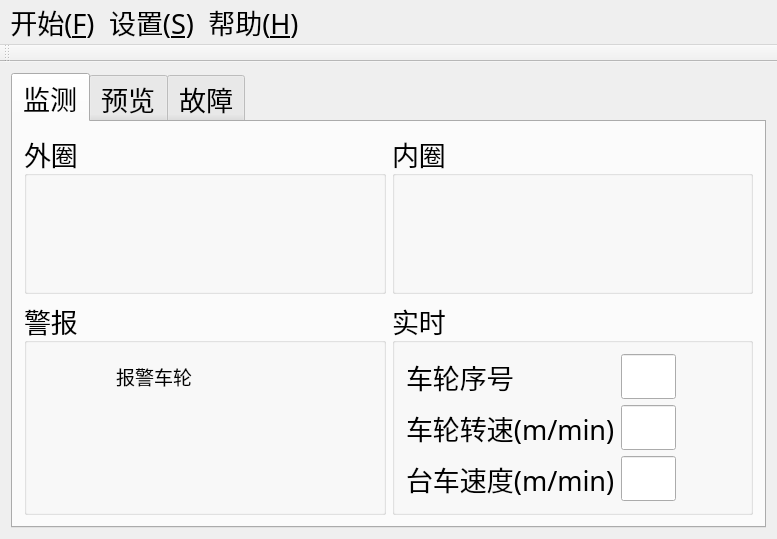
The window that sources/mainwindow.ui (cx3386/WheelMonitor) describes before a commit, drawn with Qt 5.
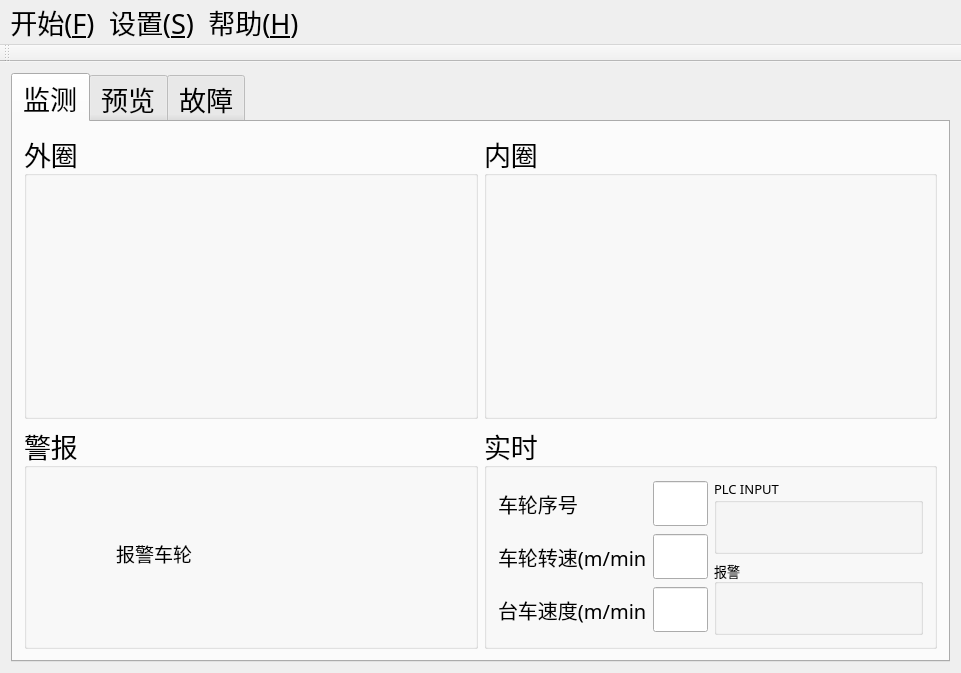
The same window after the commit. The open tabs and pages were chosen to show the change. Icons and pictures are not drawn.

Commit message: feat: ui show cio light

What changed in the file:
```diff
--- a/sources/mainwindow.ui
+++ b/sources/mainwindow.ui
@@ -6,8 +6,8 @@
    <rect>
     <x>0</x>
     <y>0</y>
-    <width>777</width>
-    <height>539</height>
+    <width>961</width>
+    <height>673</height>
    </rect>
   </property>
   <property name="font">
@@ -25,7 +25,7 @@
   </property>
   <widget class="QWidget" name="centralWidget">
    <layout class="QGridLayout" name="gridLayout_2">
-    <item row="1" column="0">
+    <item row="0" column="0">
      <widget class="QTabWidget" name="centralTabWidget">
       <property name="autoFillBackground">
        <bool>false</bool>
@@ -59,39 +59,7 @@
           <property name="title">
            <string>警报</string>
           </property>
-          <layout class="QFormLayout" name="formLayout_2">
-           <item row="0" column="0">
-            <widget class="QPushButton" name="alarmPushButton">
-             <property name="enabled">
-              <bool>true</bool>
-             </property>
-             <property name="cursor">
-              <cursorShape>PointingHandCursor</cursorShape>
-             </property>
-             <property name="focusPolicy">
-              <enum>Qt::NoFocus</enum>
-             </property>
-             <property name="toolTip">
-              <string extracomment="启动/重置"/>
-             </property>
-             <property name="icon">
-              <iconset resource="WheelMonitor.qrc">
-               <normaloff>:/WheelMonitor/Resources/images/gray.png</normaloff>:/WheelMonitor/Resources/images/gray.png</iconset>
-             </property>
-             <property name="iconSize">
-              <size>
-               <width>128</width>
-               <height>128</height>
-              </size>
-             </property>
-             <property name="checkable">
-              <bool>false</bool>
-             </property>
-             <property name="flat">
-              <bool>true</bool>
-             </property>
-            </widget>
-           </item>
+          <layout class="QGridLayout" name="gridLayout_11">
            <item row="0" column="1">
             <layout class="QVBoxLayout" name="verticalLayout">
              <item>
@@ -202,6 +170,51 @@
              </item>
             </layout>
            </item>
+           <item row="0" column="0">
+            <widget class="QPushButton" name="alarmPushButton">
+             <property name="enabled">
+              <bool>true</bool>
+             </property>
+             <property name="cursor">
+              <cursorShape>PointingHandCursor</cursorShape>
+             </property>
+             <property name="focusPolicy">
+              <enum>Qt::NoFocus</enum>
+             </property>
+             <property name="toolTip">
+              <string extracomment="启动/重置"/>
+             </property>
+             <property name="icon">
+              <iconset resource="WheelMonitor.qrc">
+               <normaloff>:/WheelMonitor/Resources/images/gray.png</normaloff>:/WheelMonitor/Resources/images/gray.png</iconset>
+             </property>
+             <property name="iconSize">
+              <size>
+               <width>128</width>
+               <height>128</height>
+              </size>
+             </property>
+             <property name="checkable">
+              <bool>false</bool>
+             </property>
+             <property name="flat">
+              <bool>true</bool>
+             </property>
+            </widget>
+           </item>
+           <item row="0" column="2">
+            <spacer name="horizontalSpacer_4">
+             <property name="orientation">
+              <enum>Qt::Horizontal</enum>
+             </property>
+             <property name="sizeHint" stdset="0">
+              <size>
+               <width>40</width>
+               <height>20</height>
+              </size>
+             </property>
+            </spacer>
+           </item>
           </layout>
          </widget>
         </item>
@@ -254,9 +267,19 @@
           <property name="title">
            <string>实时</string>
           </property>
-          <layout class="QFormLayout" name="formLayout">
+          <layout class="QGridLayout" name="gridLayout_10">
            <item row="0" column="0">
+            <layout class="QVBoxLayout" name="verticalLayout_3">
+             <item>
+              <layout class="QHBoxLayout" name="horizontalLayout_4">
+               <item>
             <widget class="QLabel" name="numLabel">
+                 <property name="font">
+                  <font>
+                   <family>Agency FB</family>
+                   <pointsize>15</pointsize>
+                  </font>
+                 </property>
              <property name="text">
               <string>车轮序号</string>
              </property>
@@ -265,7 +288,7 @@
              </property>
             </widget>
            </item>
-           <item row="0" column="1">
+               <item>
             <widget class="QLineEdit" name="numLineEdit">
              <property name="enabled">
               <bool>true</bool>
@@ -290,8 +313,18 @@
              </property>
             </widget>
            </item>
-           <item row="1" column="0">
+              </layout>
+             </item>
+             <item>
+              <layout class="QHBoxLayout" name="horizontalLayout_3">
+               <item>
             <widget class="QLabel" name="lastSpeedLabel">
+                 <property name="font">
+                  <font>
+                   <family>Agency FB</family>
+                   <pointsize>15</pointsize>
+                  </font>
+                 </property>
              <property name="text">
               <string>车轮转速(m/min)</string>
              </property>
@@ -300,7 +333,7 @@
              </property>
             </widget>
            </item>
-           <item row="1" column="1">
+               <item>
             <widget class="QLineEdit" name="lastSpeedLineEdit">
              <property name="enabled">
               <bool>true</bool>
@@ -325,7 +358,11 @@
              </property>
             </widget>
            </item>
-           <item row="2" column="0">
+              </layout>
+             </item>
+             <item>
+              <layout class="QHBoxLayout" name="horizontalLayout_2">
+               <item>
             <widget class="QLabel" name="cartSpeedLabel">
              <property name="minimumSize">
               <size>
@@ -333,6 +370,12 @@
                <height>29</height>
               </size>
              </property>
+                 <property name="font">
+                  <font>
+                   <family>Agency FB</family>
+                   <pointsize>15</pointsize>
+                  </font>
+                 </property>
              <property name="text">
               <string>台车速度(m/min)</string>
              </property>
@@ -341,7 +384,7 @@
              </property>
             </widget>
            </item>
-           <item row="2" column="1">
+               <item>
             <widget class="QLineEdit" name="cartSpeedLineEdit">
              <property name="enabled">
               <bool>true</bool>
@@ -367,6 +410,273 @@
             </widget>
            </item>
           </layout>
+             </item>
+            </layout>
+           </item>
+           <item row="0" column="1">
+            <layout class="QVBoxLayout" name="verticalLayout_2">
+             <item>
+              <widget class="QGroupBox" name="groupBox_5">
+               <property name="font">
+                <font>
+                 <family>Agency FB</family>
+                 <pointsize>10</pointsize>
+                </font>
+               </property>
+               <property name="title">
+                <string>PLC INPUT</string>
+               </property>
+               <layout class="QGridLayout" name="gridLayout">
+                <item row="0" column="0">
+                 <widget class="QPushButton" name="Btn_CIO1_1">
+                  <property name="text">
+                   <string/>
+                  </property>
+                  <property name="icon">
+                   <iconset resource="WheelMonitor.qrc">
+                    <normaloff>:/WheelMonitor/Resources/images/gray.png</normaloff>:/WheelMonitor/Resources/images/gray.png</iconset>
+                  </property>
+                  <property name="checkable">
+                   <bool>false</bool>
+                  </property>
+                  <property name="flat">
+                   <bool>true</bool>
+                  </property>
+                 </widget>
+                </item>
+                <item row="0" column="2">
+                 <widget class="QPushButton" name="Btn_CIO1_3">
+                  <property name="text">
+                   <string/>
+                  </property>
+                  <property name="icon">
+                   <iconset resource="WheelMonitor.qrc">
+                    <normaloff>:/WheelMonitor/Resources/images/gray.png</normaloff>:/WheelMonitor/Resources/images/gray.png</iconset>
+                  </property>
+                  <property name="checkable">
+                   <bool>false</bool>
+                  </property>
+                  <property name="flat">
+                   <bool>true</bool>
+                  </property>
+                 </widget>
+                </item>
+                <item row="0" column="3">
+                 <widget class="QPushButton" name="Btn_CIO1_4">
+                  <property name="text">
+                   <string/>
+                  </property>
+                  <property name="icon">
+                   <iconset resource="WheelMonitor.qrc">
+                    <normaloff>:/WheelMonitor/Resources/images/gray.png</normaloff>:/WheelMonitor/Resources/images/gray.png</iconset>
+                  </property>
+                  <property name="checkable">
+                   <bool>false</bool>
+                  </property>
+                  <property name="flat">
+                   <bool>true</bool>
+                  </property>
+                 </widget>
+                </item>
+                <item row="0" column="7">
+                 <widget class="QPushButton" name="Btn_CIO1_8">
+                  <property name="text">
+                   <string/>
+                  </property>
+                  <property name="icon">
+                   <iconset resource="WheelMonitor.qrc">
+                    <normaloff>:/WheelMonitor/Resources/images/gray.png</normaloff>:/WheelMonitor/Resources/images/gray.png</iconset>
+                  </property>
+                  <property name="checkable">
+                   <bool>false</bool>
+                  </property>
+                  <property name="flat">
+                   <bool>true</bool>
+                  </property>
+                 </widget>
+                </item>
+                <item row="0" column="1">
+                 <widget class="QPushButton" name="Btn_CIO1_2">
+                  <property name="text">
+                   <string/>
+                  </property>
+                  <property name="icon">
+                   <iconset resource="WheelMonitor.qrc">
+                    <normaloff>:/WheelMonitor/Resources/images/gray.png</normaloff>:/WheelMonitor/Resources/images/gray.png</iconset>
+                  </property>
+                  <property name="checkable">
+                   <bool>false</bool>
+                  </property>
+                  <property name="flat">
+                   <bool>true</bool>
+                  </property>
+                 </widget>
+                </item>
+                <item row="0" column="4">
+                 <widget class="QPushButton" name="Btn_CIO1_5">
+                  <property name="text">
+                   <string/>
+                  </property>
+                  <property name="icon">
+                   <iconset resource="WheelMonitor.qrc">
+                    <normaloff>:/WheelMonitor/Resources/images/gray.png</normaloff>:/WheelMonitor/Resources/images/gray.png</iconset>
+                  </property>
+                  <property name="checkable">
+                   <bool>false</bool>
+                  </property>
+                  <property name="flat">
+                   <bool>true</bool>
+                  </property>
+                 </widget>
+                </item>
+                <item row="0" column="6">
+                 <widget class="QPushButton" name="Btn_CIO1_7">
+                  <property name="text">
+                   <string/>
+                  </property>
+                  <property name="icon">
+                   <iconset resource="WheelMonitor.qrc">
+                    <normaloff>:/WheelMonitor/Resources/images/gray.png</normaloff>:/WheelMonitor/Resources/images/gray.png</iconset>
+                  </property>
+                  <property name="checkable">
+                   <bool>false</bool>
+                  </property>
+                  <property name="flat">
+                   <bool>true</bool>
+                  </property>
+                 </widget>
+                </item>
+                <item row="0" column="5">
+                 <widget class="QPushButton" name="Btn_CIO1_6">
+                  <property name="text">
+                   <string/>
+                  </property>
+                  <property name="icon">
+                   <iconset resource="WheelMonitor.qrc">
+                    <normaloff>:/WheelMonitor/Resources/images/gray.png</normaloff>:/WheelMonitor/Resources/images/gray.png</iconset>
+                  </property>
+                  <property name="checkable">
+                   <bool>false</bool>
+                  </property>
+                  <property name="flat">
+                   <bool>true</bool>
+                  </property>
+                 </widget>
+                </item>
+                <item row="0" column="8">
+                 <spacer name="horizontalSpacer">
+                  <property name="orientation">
+                   <enum>Qt::Horizontal</enum>
+                  </property>
+                  <property name="sizeHint" stdset="0">
+                   <size>
+                    <width>40</width>
+                    <height>20</height>
+                   </size>
+                  </property>
+                 </spacer>
+                </item>
+               </layout>
+              </widget>
+             </item>
+             <item>
+              <widget class="QGroupBox" name="groupBox_6">
+               <property name="font">
+                <font>
+                 <pointsize>10</pointsize>
+                </font>
+               </property>
+               <property name="title">
+                <string>报警</string>
+               </property>
+               <layout class="QGridLayout" name="gridLayout_9">
+                <item row="0" column="0">
+                 <widget class="QPushButton" name="Btn_CIO100_4">
+                  <property name="text">
+                   <string/>
+                  </property>
+                  <property name="icon">
+                   <iconset resource="WheelMonitor.qrc">
+                    <normaloff>:/WheelMonitor/Resources/images/gray.png</normaloff>:/WheelMonitor/Resources/images/gray.png</iconset>
+                  </property>
+                  <property name="checkable">
+                   <bool>false</bool>
+                  </property>
+                  <property name="flat">
+                   <bool>true</bool>
+                  </property>
+                 </widget>
+                </item>
+                <item row="0" column="1">
+                 <widget class="QPushButton" name="Btn_CIO100_5">
+                  <property name="text">
+                   <string/>
+                  </property>
+                  <property name="icon">
+                   <iconset resource="WheelMonitor.qrc">
+                    <normaloff>:/WheelMonitor/Resources/images/gray.png</normaloff>:/WheelMonitor/Resources/images/gray.png</iconset>
+                  </property>
+                  <property name="checkable">
+                   <bool>false</bool>
+                  </property>
+                  <property name="flat">
+                   <bool>true</bool>
+                  </property>
+                 </widget>
+                </item>
+                <item row="0" column="2">
+                 <widget class="QPushButton" name="Btn_CIO100_6">
+                  <property name="text">
+                   <string/>
+                  </property>
+                  <property name="icon">
+                   <iconset resource="WheelMonitor.qrc">
+                    <normaloff>:/WheelMonitor/Resources/images/gray.png</normaloff>:/WheelMonitor/Resources/images/gray.png</iconset>
+                  </property>
+                  <property name="checkable">
+                   <bool>false</bool>
+                  </property>
+                  <property name="flat">
+                   <bool>true</bool>
+                  </property>
+                 </widget>
+                </item>
+                <item row="0" column="3">
+                 <widget class="QPushButton" name="Btn_CIO100_7">
+                  <property name="text">
+                   <string/>
+                  </property>
+                  <property name="icon">
+                   <iconset resource="WheelMonitor.qrc">
+                    <normaloff>:/WheelMonitor/Resources/images/gray.png</normaloff>:/WheelMonitor/Resources/images/gray.png</iconset>
+                  </property>
+                  <property name="checkable">
+                   <bool>false</bool>
+                  </property>
+                  <property name="flat">
+                   <bool>true</bool>
+                  </property>
+                 </widget>
+                </item>
+                <item row="0" column="4">
+                 <spacer name="horizontalSpacer_2">
+                  <property name="orientation">
+                   <enum>Qt::Horizontal</enum>
+                  </property>
+                  <property name="sizeHint" stdset="0">
+                   <size>
+                    <width>40</width>
+                    <height>20</height>
+                   </size>
+                  </property>
+                 </spacer>
+                </item>
+               </layout>
+              </widget>
+             </item>
+            </layout>
+           </item>
+          </layout>
          </widget>
         </item>
        </layout>
@@ -427,8 +737,8 @@
     <rect>
      <x>0</x>
      <y>0</y>
-     <width>777</width>
-     <height>27</height>
+     <width>961</width>
+     <height>34</height>
     </rect>
    </property>
    <property name="font">
```
Left out of the diff: 6 changed lines with no effect on the pictures. Lines whose indentation alone changed are shown as unchanged. The commit also changes 4 other files.
